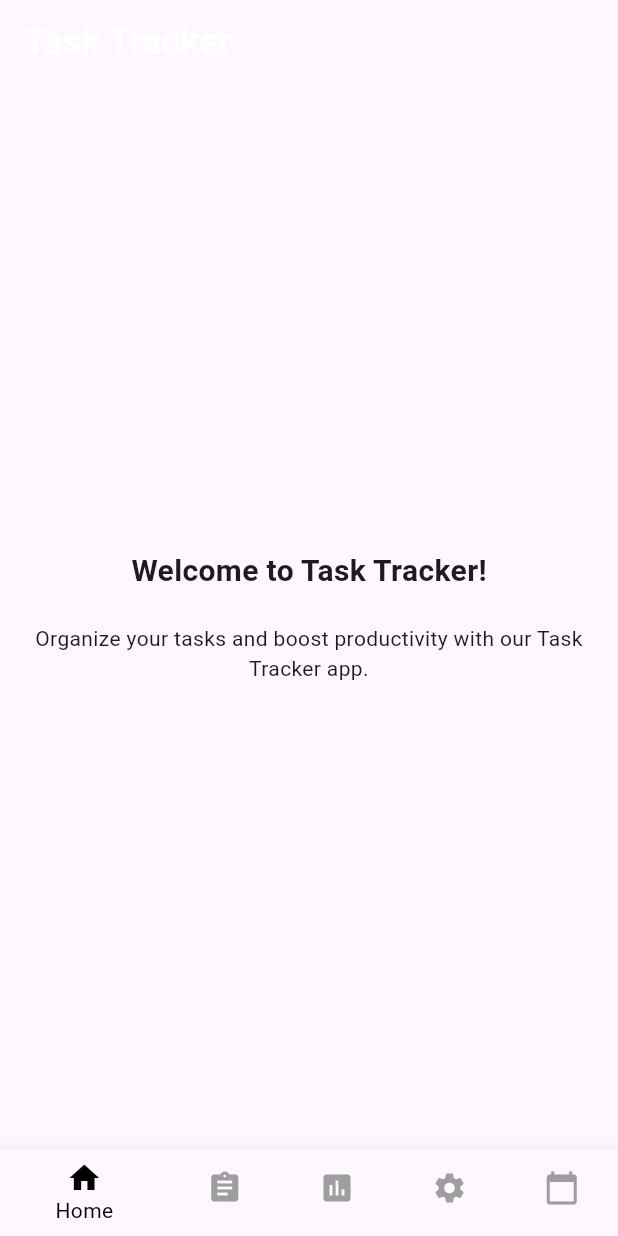
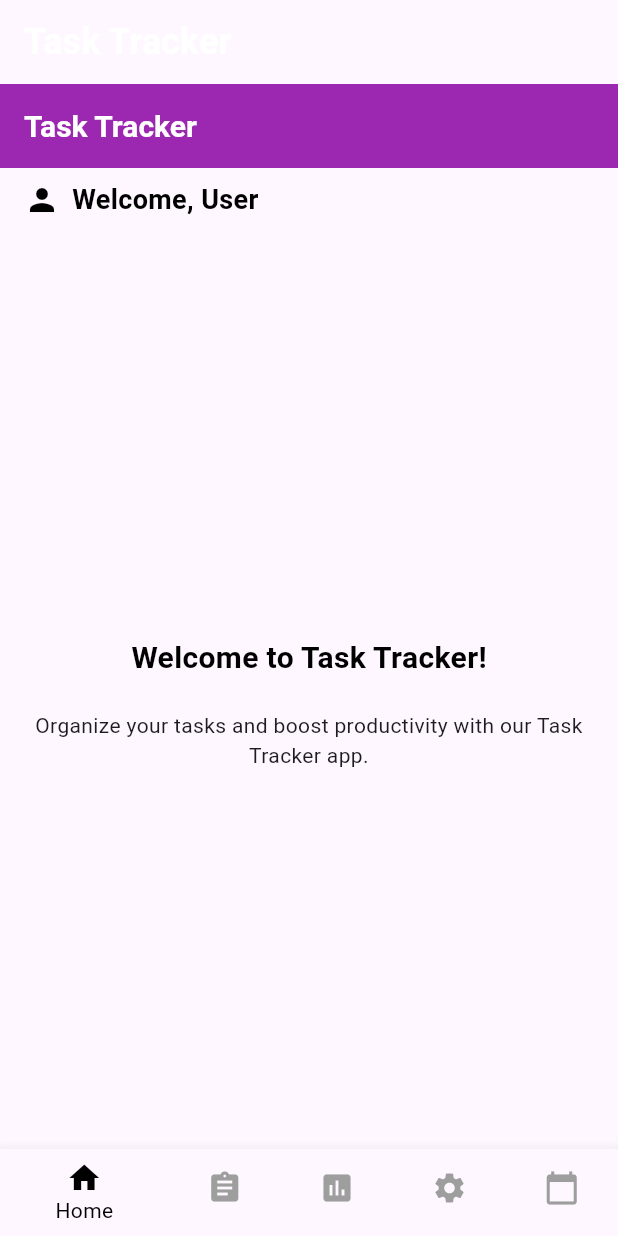
Before and after one commit to Cole0917/MODE-4201-Task-Tracking-App, a Flutter app: the screen it shows after launch, on a phone screen of 412 x 824 dp. Run offline on Flutter 3.47's test engine with Material 3 defaults, Android fonts, the phone set to English and light mode, and no system bars.

Commit message:
added styled bar at top with title for each screen

```diff
--- a/lib/screens/home_page.dart
+++ b/lib/screens/home_page.dart
@@ -5,13 +5,58 @@ class HomePage extends StatelessWidget {
 
   @override
   Widget build(BuildContext context) {
-    return const Center(
+    return Scaffold(
+      appBar: PreferredSize(
+        preferredSize:
+            Size.fromHeight(kToolbarHeight + 60), // Adjust the height as needed
+        child: Column(
+          children: [
+            AppBar(
+              backgroundColor:
+                  Colors.purple, // Set the background color to purple
+              title: Text(
+                'Task Tracker',
+                style: TextStyle(
+                  fontSize: 20,
+                  fontWeight: FontWeight.bold,
+                  color: Colors.white, // Set the text color to white
+                ),
+              ),
+            ),
+            Padding(
+              padding: const EdgeInsets.all(8.0),
+              child: Row(
+                children: [
+                  Padding(
+                    padding: const EdgeInsets.only(left: 8),
+                    child: Icon(Icons.person, color: Colors.black),
+                  ),
+                  SizedBox(width: 8),
+                  Text(
+                    'Welcome, User',
+                    style: TextStyle(
+                      fontSize: 18,
+                      fontWeight: FontWeight.bold,
+                      color: Colors.black,
+                    ),
+                  ),
+                ],
+              ),
+            ),
+          ],
+        ),
+      ),
+      body: Center(
         child: Column(
           mainAxisAlignment: MainAxisAlignment.center,
           children: [
             Text(
               'Welcome to Task Tracker!',
-            style: TextStyle(fontSize: 20, fontWeight: FontWeight.bold),
+              style: TextStyle(
+                fontSize: 20,
+                fontWeight: FontWeight.bold,
+                color: Colors.black,
+              ),
             ),
             SizedBox(height: 20),
             Text(
@@ -20,6 +65,7 @@ class HomePage extends StatelessWidget {
             ),
           ],
         ),
+      ),
     );
   }
 }
```
Also changed, not shown: lib/screens/calendar_page.dart (+24 -2 lines), lib/screens/manage_tasks_page.dart (+19 -2 lines), lib/screens/settings_page.dart (+24 -2 lines), lib/screens/statistics_page.dart (+24 -2 lines). Lines whose indentation alone changed are shown as unchanged.
